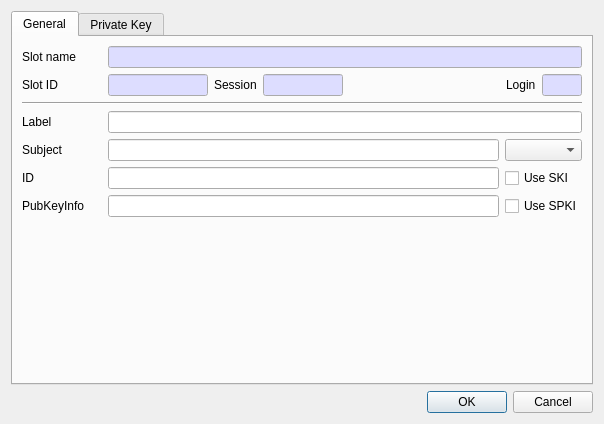
First picture: the form in CryptokiMan/create_dsa_pri_key_dlg.ui, repository jykim74/CryptokiMan, before the edit.
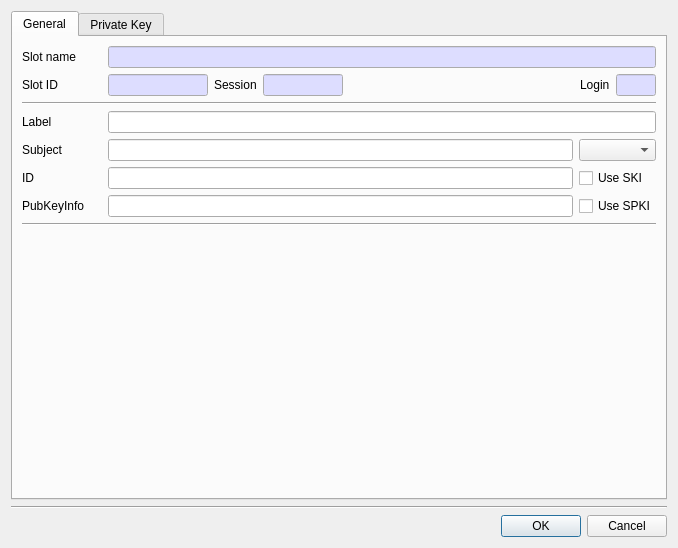
Second picture: the form after the edit. The open tabs and pages were chosen to show the change.

What changed in the file:
```diff
--- a/CryptokiMan/create_dsa_pri_key_dlg.ui
+++ b/CryptokiMan/create_dsa_pri_key_dlg.ui
@@ -6,8 +6,8 @@
    <rect>
     <x>0</x>
     <y>0</y>
-    <width>577</width>
-    <height>424</height>
+    <width>678</width>
+    <height>548</height>
    </rect>
   </property>
   <property name="windowTitle">
@@ -352,6 +352,13 @@
          </item>
         </layout>
        </item>
+       <item>
+        <widget class="Line" name="line">
+         <property name="orientation">
+          <enum>Qt::Horizontal</enum>
+         </property>
+        </widget>
+       </item>
        <item>
         <spacer name="verticalSpacer">
          <property name="orientation">
@@ -891,6 +898,13 @@
      </widget>
     </widget>
    </item>
+   <item>
+    <widget class="Line" name="line_5">
+     <property name="orientation">
+      <enum>Qt::Horizontal</enum>
+     </property>
+    </widget>
+   </item>
    <item>
     <widget class="QDialogButtonBox" name="buttonBox">
      <property name="orientation">
```
Left out of the diff: 2 changed lines with no effect on the pictures.
